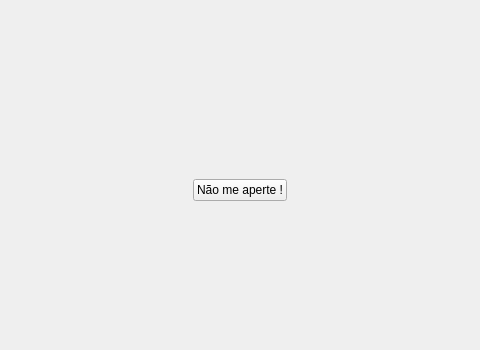
Above: 03-CriandoSeuPrimeiroSignalSlot/03-CriandoSeuPrimeiroSignalSlot/mainwindow.ui from danilo94/MiniCursoQt before the change; both pictures show x 160 to 640 and y 0 to 350 of the 800 by 600 pixel window. Below: the same form after it.
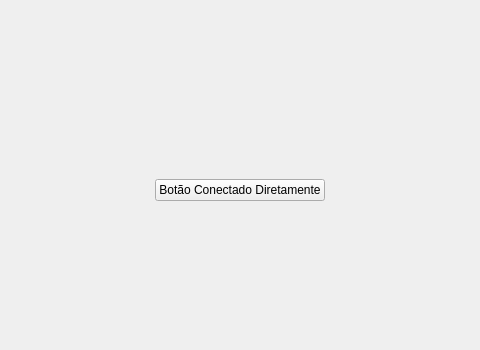
That is the form after the change.

```diff
--- a/03-CriandoSeuPrimeiroSignalSlot/03-CriandoSeuPrimeiroSignalSlot/mainwindow.ui
+++ b/03-CriandoSeuPrimeiroSignalSlot/03-CriandoSeuPrimeiroSignalSlot/mainwindow.ui
@@ -33,7 +33,7 @@
       <item>
        <widget class="QPushButton" name="pushButton">
         <property name="text">
-         <string>Não me aperte !</string>
+         <string>Botão Conectado Diretamente</string>
         </property>
        </widget>
       </item>
```
